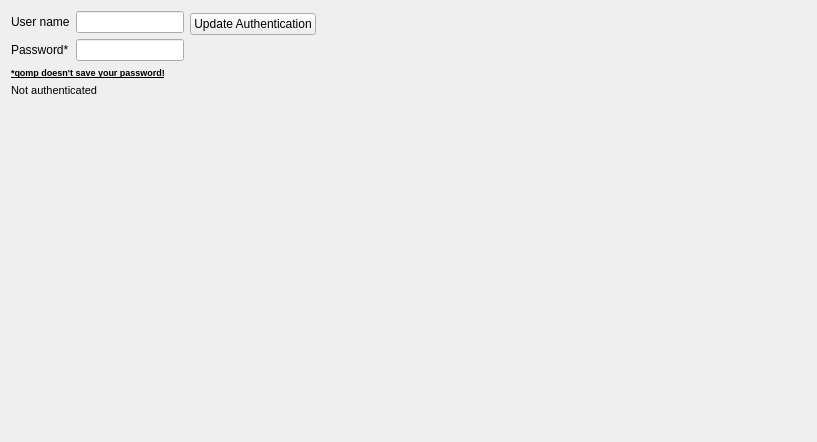
qomp/qomp, file plugins/yandexmusicplugin/yandexmusicsettings.ui: the form before one commit; both pictures show x 0 to 817 and y 0 to 442 of the 817 by 647 pixel window.
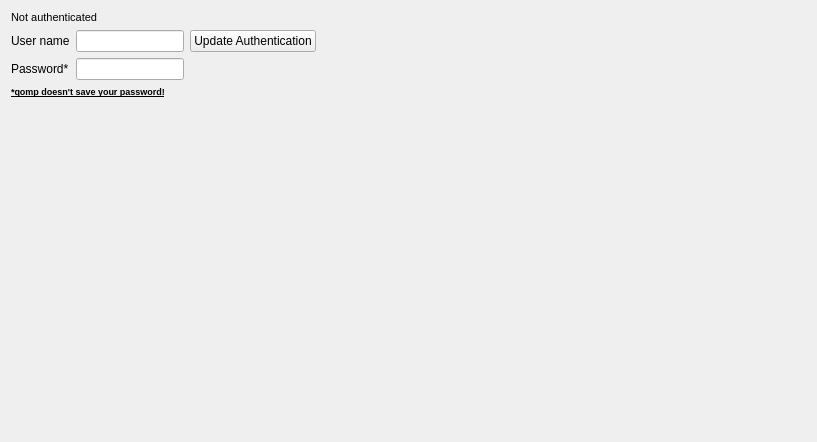
The form after the commit. Custom widgets are drawn as their Qt base class.

Diff of the .ui file:
```diff
--- a/plugins/yandexmusicplugin/yandexmusicsettings.ui
+++ b/plugins/yandexmusicplugin/yandexmusicsettings.ui
@@ -13,9 +13,21 @@
   <property name="windowTitle">
    <string>Form</string>
   </property>
-  <layout class="QVBoxLayout" name="verticalLayout_3">
+  <layout class="QVBoxLayout" name="verticalLayout_4">
    <item>
-    <layout class="QHBoxLayout" name="horizontalLayout_2">
+    <widget class="QLabel" name="lbStatus">
+     <property name="font">
+      <font>
+       <pointsize>8</pointsize>
+      </font>
+     </property>
+     <property name="text">
+      <string>Not authenticated</string>
+     </property>
+    </widget>
+   </item>
+   <item>
+    <layout class="QHBoxLayout" name="horizontalLayout_3">
      <item>
       <layout class="QVBoxLayout" name="verticalLayout_2">
        <property name="spacing">
@@ -77,61 +89,93 @@
          </property>
         </widget>
        </item>
+       <item>
+        <spacer name="verticalSpacer_3">
+         <property name="orientation">
+          <enum>Qt::Vertical</enum>
+         </property>
+         <property name="sizeHint" stdset="0">
+          <size>
+           <width>20</width>
+           <height>0</height>
+          </size>
+         </property>
+        </spacer>
+       </item>
       </layout>
      </item>
+     <item>
+      <layout class="QHBoxLayout" name="horizontalLayout_2">
      <item>
       <layout class="QVBoxLayout" name="verticalLayout">
        <item>
-        <layout class="QHBoxLayout" name="horizontalLayout">
-         <item>
-          <widget class="QPushButton" name="pb_authentication">
+          <widget class="QPushButton" name="pbAuthentication">
            <property name="text">
             <string>Update Authentication</string>
            </property>
           </widget>
          </item>
          <item>
+          <spacer name="verticalSpacer_4">
+           <property name="orientation">
+            <enum>Qt::Vertical</enum>
+           </property>
+           <property name="sizeType">
+            <enum>QSizePolicy::Expanding</enum>
+           </property>
+           <property name="sizeHint" stdset="0">
+            <size>
+             <width>20</width>
+             <height>0</height>
+            </size>
+           </property>
+          </spacer>
+         </item>
+        </layout>
+       </item>
+       <item>
+        <layout class="QVBoxLayout" name="verticalLayout_3">
+         <item>
+          <layout class="QHBoxLayout" name="horizontalLayout">
+           <item>
+            <widget class="QompBusyLabel" name="lbBusy">
+             <property name="text">
+              <string/>
+             </property>
+            </widget>
+           </item>
+           <item>
           <widget class="QLabel" name="lbResult">
+             <property name="sizePolicy">
+              <sizepolicy hsizetype="MinimumExpanding" vsizetype="Preferred">
+               <horstretch>0</horstretch>
+               <verstretch>0</verstretch>
+              </sizepolicy>
+             </property>
            <property name="font">
             <font>
              <pointsize>9</pointsize>
             </font>
            </property>
            <property name="text">
-            <string/>
+              <string> </string>
+             </property>
+             <property name="wordWrap">
+              <bool>true</bool>
            </property>
           </widget>
          </item>
-         <item>
-          <spacer name="horizontalSpacer_4">
-           <property name="orientation">
-            <enum>Qt::Horizontal</enum>
-           </property>
-           <property name="sizeType">
-            <enum>QSizePolicy::Expanding</enum>
-           </property>
-           <property name="sizeHint" stdset="0">
-            <size>
-             <width>40</width>
-             <height>20</height>
-            </size>
-           </property>
-          </spacer>
-         </item>
         </layout>
        </item>
        <item>
-        <spacer name="verticalSpacer">
+          <spacer name="verticalSpacer_5">
          <property name="orientation">
           <enum>Qt::Vertical</enum>
          </property>
-         <property name="sizeType">
-          <enum>QSizePolicy::Minimum</enum>
-         </property>
          <property name="sizeHint" stdset="0">
           <size>
            <width>20</width>
-           <height>40</height>
+             <height>0</height>
           </size>
          </property>
         </spacer>
@@ -140,17 +184,7 @@
      </item>
     </layout>
    </item>
-   <item>
-    <widget class="QLabel" name="lbStatus">
-     <property name="font">
-      <font>
-       <pointsize>8</pointsize>
-      </font>
-     </property>
-     <property name="text">
-      <string>Not authenticated</string>
-     </property>
-    </widget>
+    </layout>
    </item>
    <item>
     <spacer name="verticalSpacer_2">
@@ -170,6 +204,13 @@
    </item>
   </layout>
  </widget>
+ <customwidgets>
+  <customwidget>
+   <class>QompBusyLabel</class>
+   <extends>QLabel</extends>
+   <header>qompbusylabel.h</header>
+  </customwidget>
+ </customwidgets>
  <resources/>
  <connections/>
 </ui>
```
Left out of the diff: 19 changed lines with no effect on the pictures. Lines whose indentation alone changed are shown as unchanged.
